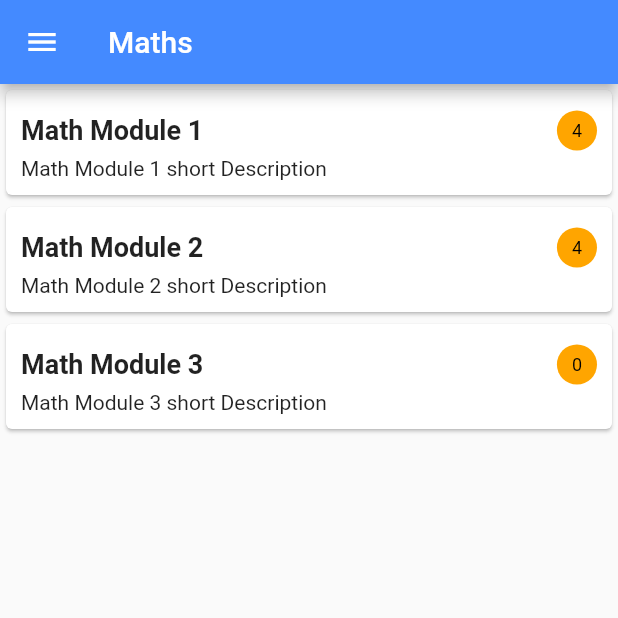
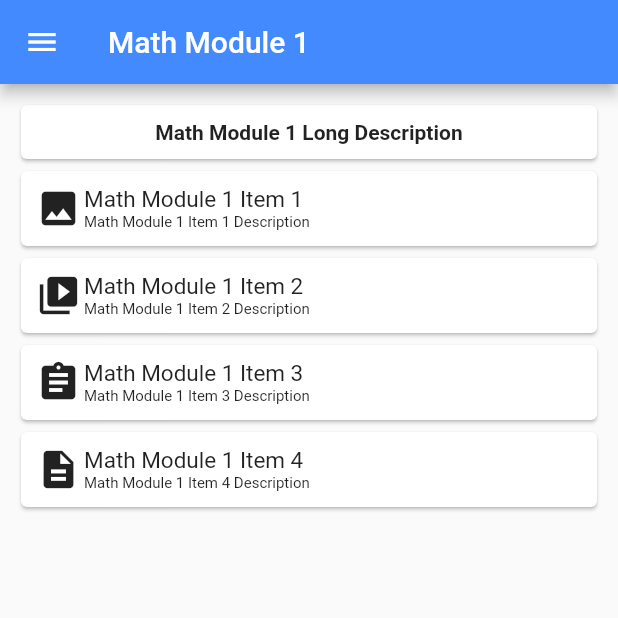
Before and after one commit to bpatel28/TejasviGuruCoolApp, a Flutter app: the ModulesScreen screen opened directly with empty values, after a tap on "Math Module 1", on a phone screen of 412 x 824 dp, the top half of it. Run offline on Flutter 3.47's test engine with Material 2 defaults, Android fonts, the phone set to English and light mode, and no system bars; accounts and stored records are empty.

Commit message:
added module item screen

```diff
--- a/tejasvi_gurucool/lib/helpers/route_helper.dart
+++ b/tejasvi_gurucool/lib/helpers/route_helper.dart
@@ -3,6 +3,7 @@ class Routes {
   static const REGISTER = "/register";
   static const SUBJECTS = "/";
   static const MODULES = "/modules";
+  static const MODULE_ITEMS = "/module_items";
   static const ANNOUNCEMENTS = "/announcements";
   static const MY_PROFILE = "/my_profile";
   static const ABOUT_US = "/about_us";
--- a/tejasvi_gurucool/lib/main.dart
+++ b/tejasvi_gurucool/lib/main.dart
@@ -2,6 +2,7 @@ import 'package:flutter/material.dart';
 import 'package:tejasvi_gurucool/helpers/route_helper.dart';
 import 'package:tejasvi_gurucool/screens/about_us_screen.dart';
 import 'package:tejasvi_gurucool/screens/announcements_screen.dart';
+import 'package:tejasvi_gurucool/screens/module_items_screen.dart';
 import 'package:tejasvi_gurucool/screens/modules_screen.dart';
 import 'package:tejasvi_gurucool/screens/my_profile_screen.dart';
 import 'package:tejasvi_gurucool/screens/subjects_screen.dart';
@@ -32,9 +33,10 @@ class MyApp extends StatelessWidget {
         Routes.LOGIN: (context) => LoginScreen(),
         Routes.REGISTER: (context) => RegisterScreen(),
         Routes.MODULES: (context) => ModulesScreen(),
+        Routes.MODULE_ITEMS: (context) => ModuleItemsScreen(),
         Routes.ANNOUNCEMENTS: (context) => AnnouncementScreen(user),
-        Routes.MY_PROFILE: (context) => MyProfile(user),
-        Routes.ABOUT_US: (context) => AboutUs(user),
+        Routes.MY_PROFILE: (context) => MyProfileScreen(user),
+        Routes.ABOUT_US: (context) => AboutUsScreen(user),
       },
       home: SubjectsScreen(user),
     );
--- a/tejasvi_gurucool/lib/mock_data.dart
+++ b/tejasvi_gurucool/lib/mock_data.dart
@@ -1,4 +1,5 @@
 import 'package:tejasvi_gurucool/models/batch_model.dart';
+import 'package:tejasvi_gurucool/models/file_model.dart';
 import 'package:tejasvi_gurucool/models/module_item.dart';
 import 'package:tejasvi_gurucool/models/study_module_model.dart';
 import 'package:tejasvi_gurucool/models/subject_model.dart';
@@ -37,19 +38,25 @@ class Mock {
       batches: batches,
       );
 
+  static List<ModuleFile> files = <ModuleFile>[
+    new ModuleFile(id: 1, name: "item1", path: "https://cdn.pixabay.com/photo/2014/08/26/19/20/document-428331_960_720.jpg", type: FileType.IMAGE_FILE),
+    new ModuleFile(id: 3, name: "item3", path: "https://www.youtube.com/watch?v=LKWwDWrWgk4", type: FileType.VIDEO_FILE),
+    new ModuleFile(id: 4, name: "item4", path: "https://appletree.or.kr/quick_reference_cards/Unix-Linux/Linux%20Command%20Line%20Cheat%20Sheet.pdf", type: FileType.PDF_FILE)
+  ];
+
   static List<ModuleItem> mathModule1Items1 = <ModuleItem>[
     new ModuleItem(
         id: 1,
         title: "Math Module 1 Item 1",
-        description: "Math Module 1 Item 1 Description"),
+        description: "Math Module 1 Item 1 Description", file: files[0]),
     new ModuleItem(
         id: 2,
         title: "Math Module 1 Item 2",
-        description: "Math Module 1 Item 2 Description"),
+        description: "Math Module 1 Item 2 Description", file: files[1]),
     new ModuleItem(
         id: 3,
         title: "Math Module 1 Item 3",
-        description: "Math Module 1 Item 3 Description"),
+        description: "Math Module 1 Item 3 Description", file: files[2]),
     new ModuleItem(
         id: 4,
         title: "Math Module 1 Item 4",
--- a/tejasvi_gurucool/lib/models/file_model.dart
+++ b/tejasvi_gurucool/lib/models/file_model.dart
@@ -1,3 +1,10 @@
+class FileType {
+  static const String VIDEO_FILE = "video";
+  static const String IMAGE_FILE = "image";
+  static const String PDF_FILE = "pdf";
+}
+
+
 class ModuleFile {
   int _id;
   int get id => _id;
@@ -11,6 +18,12 @@ class ModuleFile {
   String _type;
   String get type => _type;
 
+  bool isVideo() => FileType.VIDEO_FILE == _type;
+
+  bool isImage() => FileType.IMAGE_FILE == _type;
+
+  bool isPDF() => FileType.PDF_FILE == _type;
+
   ModuleFile({int id, String name, String path, String type})
       : _id = id,
         _name = name,
--- a/tejasvi_gurucool/lib/screens/about_us_screen.dart
+++ b/tejasvi_gurucool/lib/screens/about_us_screen.dart
@@ -4,10 +4,10 @@ import 'package:tejasvi_gurucool/helpers/route_helper.dart';
 import 'package:tejasvi_gurucool/models/user_model.dart';
 import 'package:tejasvi_gurucool/widgets/app_drawer.dart';
 
-class AboutUs extends StatelessWidget {
+class AboutUsScreen extends StatelessWidget {
   final User _user;
 
-  AboutUs(this._user);
+  AboutUsScreen(this._user);
 
   @override
   Widget build(BuildContext context) {
--- /dev/null
+++ b/tejasvi_gurucool/lib/screens/module_items_screen.dart
@@ -0,0 +1,109 @@
+import 'dart:io';
+
+import 'package:flutter/cupertino.dart';
+import 'package:flutter/material.dart';
+import 'package:tejasvi_gurucool/helpers/route_helper.dart';
+import 'package:tejasvi_gurucool/models/file_model.dart';
+import 'package:tejasvi_gurucool/models/module_item.dart';
+import 'package:tejasvi_gurucool/models/study_module_model.dart';
+import 'package:tejasvi_gurucool/models/user_model.dart';
+import 'package:tejasvi_gurucool/widgets/app_drawer.dart';
+
+class ModuleItemsScreenArgs {
+  final User user;
+  final StudyModule studyModule;
+
+  ModuleItemsScreenArgs(this.user, this.studyModule);
+}
+
+Widget getHeader(BuildContext context, StudyModule module) {
+  return Card(
+    child: Padding(
+      padding: EdgeInsets.all(10),
+      child: SizedBox(
+        width: MediaQuery.of(context).size.width,
+        child: Text(
+          module.longDescription,
+          textAlign: TextAlign.center,
+          style: TextStyle(fontWeight: FontWeight.bold),
+        ),
+      ),
+    ),
+  );
+}
+
+Icon getIcon(ModuleItem item, double size) {
+  final ModuleFile file = item.file;
+  if (file != null && file.isImage())
+    return Icon(Icons.image, size: size);
+  else if (file != null && file.isVideo())
+    return Icon(Icons.video_library, size: size);
+  else if (file != null && file.isPDF())
+    return Icon(Icons.assignment, size: size);
+  else
+    return Icon(Icons.description, size: size);
+}
+
+void onTapModuleItem(BuildContext context, ModuleItem item) {
+
+}
+
+List<Widget> getItems(BuildContext context, StudyModule module) {
+  List<Widget> items = <Widget>[];
+
+  items.add(getHeader(context, module));
+
+  for (int i = 0; i < module.items.length; ++i) {
+    final ModuleItem item = module.items[i];
+    if (item != null) {
+      items.add(Card(
+        child: InkWell(
+            onTap: () => onTapModuleItem(context, item),
+            splashColor: Theme.of(context).accentColor,
+            child: Padding(
+              padding: EdgeInsets.all(10.0),
+              child: Row(
+                children: <Widget>[
+                  getIcon(item, 30.0),
+                  SizedBox(
+                    width: 2,
+                  ),
+                  Column(
+                    crossAxisAlignment: CrossAxisAlignment.start,
+                    children: <Widget>[
+                      Text(
+                        item.title,
+                        style: TextStyle(fontSize: 15.0),
+                      ),
+                      Text(item.description, style: TextStyle(fontSize: 10.0)),
+                    ],
+                  )
+                ],
+              ),
+            )),
+      ));
+    }
+  }
+
+  return items;
+}
+
+class ModuleItemsScreen extends StatelessWidget {
+  @override
+  Widget build(BuildContext context) {
+    final ModuleItemsScreenArgs args =
+        ModalRoute.of(context).settings.arguments;
+    return Scaffold(
+      appBar: AppBar(
+        title: Text(args.studyModule.title),
+      ),
+      body: Container(
+        padding: EdgeInsets.all(10.0),
+        child: ListView(
+          children: getItems(context, args.studyModule),
+        ),
+      ),
+      drawer: AppDrawer(args.user, Routes.SUBJECTS),
+    );
+  }
+}
--- a/tejasvi_gurucool/lib/screens/modules_screen.dart
+++ b/tejasvi_gurucool/lib/screens/modules_screen.dart
@@ -4,6 +4,7 @@ import 'package:tejasvi_gurucool/helpers/route_helper.dart';
 import 'package:tejasvi_gurucool/models/study_module_model.dart';
 import 'package:tejasvi_gurucool/models/subject_model.dart';
 import 'package:tejasvi_gurucool/models/user_model.dart';
+import 'package:tejasvi_gurucool/screens/module_items_screen.dart';
 import 'package:tejasvi_gurucool/widgets/app_drawer.dart';
 import 'package:tejasvi_gurucool/widgets/circular_box.dart';
 
@@ -14,12 +15,20 @@ class ModulesScreenArgs {
   ModulesScreenArgs(this.user, this.subject);
 }
 
+void onTapModuleCard(BuildContext context, StudyModule module) {
+  if (module != null) {
+    final ModulesScreenArgs args = ModalRoute.of(context).settings.arguments;
+    Navigator.pushNamed(context, Routes.MODULE_ITEMS,
+        arguments: ModuleItemsScreenArgs(args.user, module));
+  }
+}
+
 class ModulesScreen extends StatelessWidget {
   Widget _getStudyModuleCard(BuildContext context, StudyModule module) {
     return Card(
       child: InkWell(
         splashColor: Theme.of(context).accentColor,
-        onTap: () {},
+        onTap: () => onTapModuleCard(context, module),
         child: Padding(
             padding: EdgeInsets.all(10.0),
             child: Column(
--- a/tejasvi_gurucool/lib/screens/my_profile_screen.dart
+++ b/tejasvi_gurucool/lib/screens/my_profile_screen.dart
@@ -5,11 +5,11 @@ import 'package:tejasvi_gurucool/models/user_model.dart';
 import 'package:tejasvi_gurucool/widgets/app_drawer.dart';
 import 'package:tejasvi_gurucool/widgets/circular_box.dart';
 
-class MyProfile extends StatelessWidget {
+class MyProfileScreen extends StatelessWidget {
   final User _user;
   final Color _cardBackgroundColor = const Color(0xFFfbf7f9);
 
-  MyProfile(this._user);
+  MyProfileScreen(this._user);
 
   Widget createUserInfoText(String label, String text) {
     return Card(
--- a/tejasvi_gurucool/lib/screens/subjects_screen.dart
+++ b/tejasvi_gurucool/lib/screens/subjects_screen.dart
@@ -1,6 +1,5 @@
 import 'package:flutter/material.dart';
 import 'package:tejasvi_gurucool/helpers/route_helper.dart';
-import 'package:tejasvi_gurucool/mock_data.dart';
 import 'package:tejasvi_gurucool/models/subject_model.dart';
 import 'package:tejasvi_gurucool/models/user_model.dart';
 import 'package:tejasvi_gurucool/screens/modules_screen.dart';
@@ -22,7 +21,8 @@ class SubjectsScreen extends StatelessWidget {
 
   void onSubjectCardTap(BuildContext context, Subject subject) {
     if (subject != null) {
-      Navigator.pushNamed(context, Routes.MODULES, arguments: ModulesScreenArgs(_user, subject));
+      Navigator.pushNamed(context, Routes.MODULES,
+          arguments: ModulesScreenArgs(_user, subject));
     }
   }
 
--- a/tejasvi_gurucool/lib/widgets/app_drawer.dart
+++ b/tejasvi_gurucool/lib/widgets/app_drawer.dart
@@ -22,7 +22,7 @@ class AppDrawer extends StatelessWidget {
       headerWidgets.add(Text(
         _user.batches[i].name,
         style: TextStyle(
-          color: Colors.black,
+          color: Colors.white
         ),
       ));
     }
@@ -39,6 +39,7 @@ class AppDrawer extends StatelessWidget {
               padding: EdgeInsets.all(12.0),
               color: Colors.red,
               textColor: Colors.white,
+              fontSize: 15.0,
             ),
             Padding(
               padding: EdgeInsets.only(left: 10.0),
```
